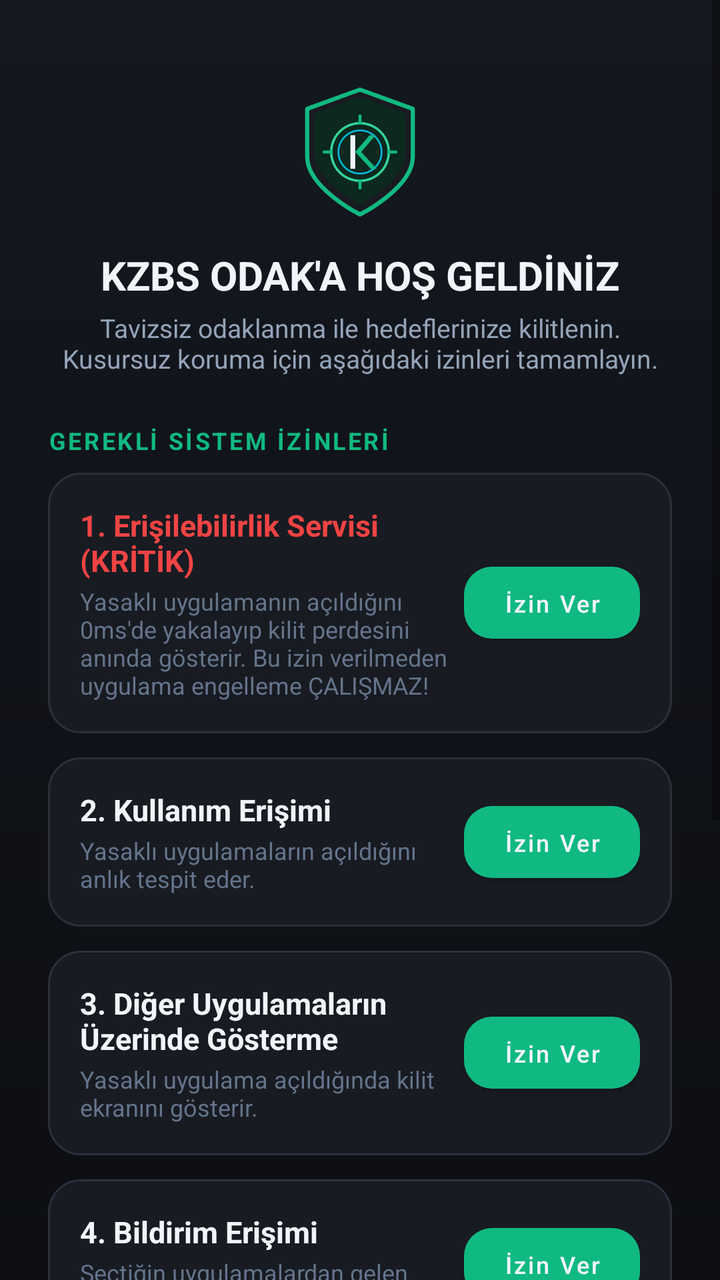
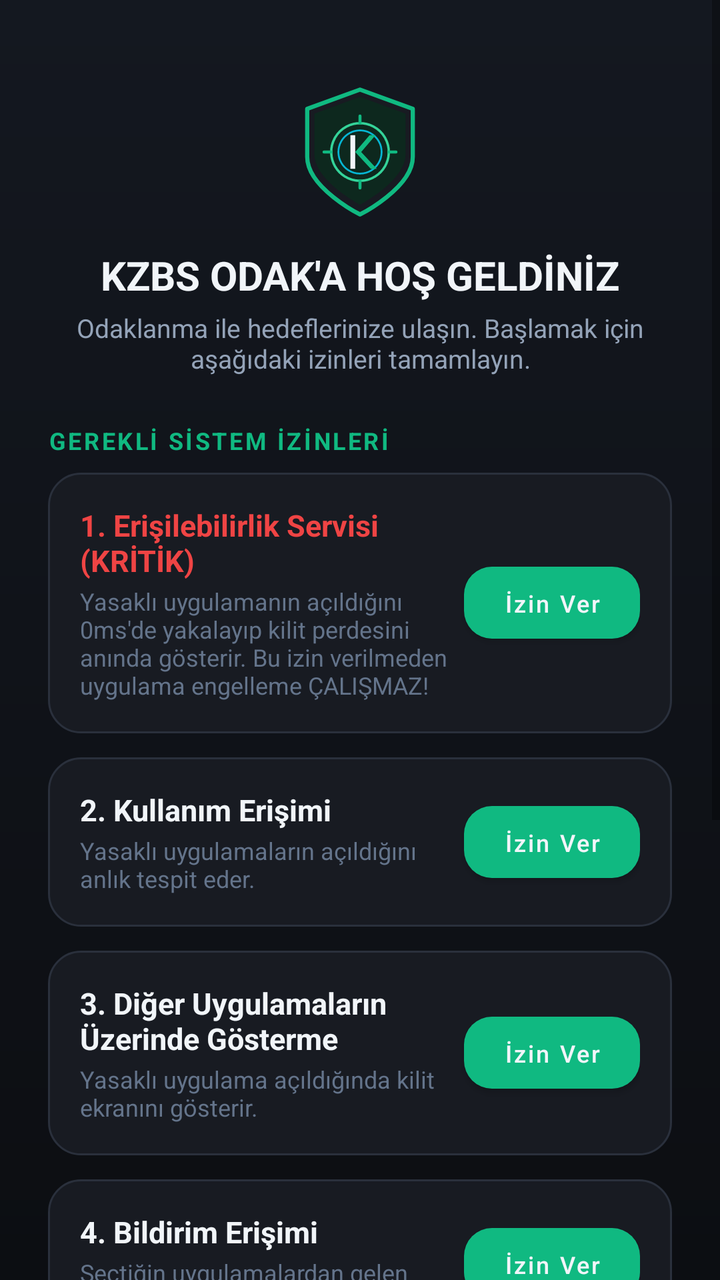

Before-and-after screenshots of an Android layout around one commit, followed by the original layout XML and the change that was made.
<!-- AndroidManifest.xml: application theme Theme.KZBSODAK -->
<!-- res/layout/activity_onboarding.xml -->
<?xml version="1.0" encoding="utf-8"?>
<ScrollView xmlns:android="http://schemas.android.com/apk/res/android"
    xmlns:app="http://schemas.android.com/apk/res-auto"
    android:layout_width="match_parent"
    android:layout_height="match_parent"
    android:background="@drawable/bg_dark_gradient"
    android:fillViewport="true">

    <LinearLayout
        android:layout_width="match_parent"
        android:layout_height="wrap_content"
        android:orientation="vertical"
        android:padding="24dp">

        
        <LinearLayout
            android:layout_width="match_parent"
            android:layout_height="wrap_content"
            android:gravity="center"
            android:orientation="vertical"
            android:layout_marginTop="16dp"
            android:layout_marginBottom="24dp">

            <ImageView
                android:layout_width="72dp"
                android:layout_height="72dp"
                android:src="@drawable/ic_kzbs_logo"
                android:contentDescription="@string/app_name" />

            <TextView
                android:layout_width="wrap_content"
                android:layout_height="wrap_content"
                android:layout_marginTop="12dp"
                android:text="KZBS ODAK'A HOŞ GELDİNİZ"
                android:textColor="@color/text_primary"
                android:textSize="20sp"
                android:textStyle="bold" />

            <TextView
                android:layout_width="wrap_content"
                android:layout_height="wrap_content"
                android:layout_marginTop="4dp"
                android:gravity="center"
                android:text="Tavizsiz odaklanma ile hedeflerinize kilitlenin. Kusursuz koruma için aşağıdaki izinleri tamamlayın."
                android:textColor="@color/text_secondary"
                android:textSize="13sp" />
        </LinearLayout>

        <TextView
            android:layout_width="wrap_content"
            android:layout_height="wrap_content"
            android:layout_marginBottom="8dp"
            android:letterSpacing="0.1"
            android:text="GEREKLİ SİSTEM İZİNLERİ"
            android:textColor="@color/accent_emerald"
            android:textSize="12sp"
            android:textStyle="bold" />

        
        <LinearLayout
            android:layout_width="match_parent"
            android:layout_height="wrap_content"
            android:layout_marginBottom="12dp"
            android:background="@drawable/bg_card_dark"
            android:gravity="center_vertical"
            android:orientation="horizontal"
            android:padding="16dp">

            <LinearLayout
                android:layout_width="0dp"
                android:layout_height="wrap_content"
                android:layout_weight="1"
                android:orientation="vertical">

                <TextView
                    android:layout_width="wrap_content"
                    android:layout_height="wrap_content"
                    android:text="1. Erişilebilirlik Servisi (KRİTİK)"
                    android:textColor="@color/accent_crimson"
                    android:textSize="15sp"
                    android:textStyle="bold" />

                <TextView
                    android:layout_width="wrap_content"
                    android:layout_height="wrap_content"
                    android:layout_marginTop="2dp"
                    android:text="Yasaklı uygulamanın açıldığını 0ms'de yakalayıp kilit perdesini anında gösterir. Bu izin verilmeden uygulama engelleme ÇALIŞMAZ!"
                    android:textColor="@color/text_muted"
                    android:textSize="12sp" />
            </LinearLayout>

            <Button
                android:id="@+id/btnPermAccessibility"
                android:layout_width="wrap_content"
                android:layout_height="36dp"
                android:background="@drawable/bg_button_emerald"
                android:paddingStart="12dp"
                android:paddingEnd="12dp"
                android:text="@string/btn_grant"
                android:textAllCaps="false"
                android:textColor="@color/text_primary"
                android:textSize="12sp" />
        </LinearLayout>

        
        <LinearLayout
            android:layout_width="match_parent"
            android:layout_height="wrap_content"
            android:layout_marginBottom="12dp"
            android:background="@drawable/bg_card_dark"
            android:gravity="center_vertical"
            android:orientation="horizontal"
            android:padding="16dp">

            <LinearLayout
                android:layout_width="0dp"
                android:layout_height="wrap_content"
                android:layout_weight="1"
                android:orientation="vertical">

                <TextView
                    android:layout_width="wrap_content"
                    android:layout_height="wrap_content"
                    android:text="2. Kullanım Erişimi"
                    android:textColor="@color/text_primary"
                    android:textSize="15sp"
                    android:textStyle="bold" />

                <TextView
                    android:layout_width="wrap_content"
                    android:layout_height="wrap_content"
                    android:layout_marginTop="2dp"
                    android:text="Yasaklı uygulamaların açıldığını anlık tespit eder."
                    android:textColor="@color/text_muted"
                    android:textSize="12sp" />
            </LinearLayout>

            <Button
                android:id="@+id/btnPermUsage"
                android:layout_width="wrap_content"
                android:layout_height="36dp"
                android:background="@drawable/bg_button_emerald"
                android:paddingStart="12dp"
                android:paddingEnd="12dp"
                android:text="@string/btn_grant"
                android:textAllCaps="false"
                android:textColor="@color/text_primary"
                android:textSize="12sp" />
        </LinearLayout>

        
        <LinearLayout
            android:layout_width="match_parent"
            android:layout_height="wrap_content"
            android:layout_marginBottom="12dp"
            android:background="@drawable/bg_card_dark"
            android:gravity="center_vertical"
            android:orientation="horizontal"
            android:padding="16dp">

            <LinearLayout
                android:layout_width="0dp"
                android:layout_height="wrap_content"
                android:layout_weight="1"
                android:orientation="vertical">

                <TextView
                    android:layout_width="wrap_content"
                    android:layout_height="wrap_content"
                    android:text="3. Diğer Uygulamaların Üzerinde Gösterme"
                    android:textColor="@color/text_primary"
                    android:textSize="15sp"
                    android:textStyle="bold" />

                <TextView
                    android:layout_width="wrap_content"
                    android:layout_height="wrap_content"
                    android:layout_marginTop="2dp"
                    android:text="Yasaklı uygulama açıldığında kilit ekranını gösterir."
                    android:textColor="@color/text_muted"
                    android:textSize="12sp" />
            </LinearLayout>

            <Button
                android:id="@+id/btnPermOverlay"
                android:layout_width="wrap_content"
                android:layout_height="36dp"
                android:background="@drawable/bg_button_emerald"
                android:paddingStart="12dp"
                android:paddingEnd="12dp"
                android:text="@string/btn_grant"
                android:textAllCaps="false"
                android:textColor="@color/text_primary"
                android:textSize="12sp" />
        </LinearLayout>

        
        <LinearLayout
            android:layout_width="match_parent"
            android:layout_height="wrap_content"
            android:layout_marginBottom="12dp"
            android:background="@drawable/bg_card_dark"
            android:gravity="center_vertical"
            android:orientation="horizontal"
            android:padding="16dp">

            <LinearLayout
                android:layout_width="0dp"
                android:layout_height="wrap_content"
                android:layout_weight="1"
                android:orientation="vertical">

                <TextView
                    android:layout_width="wrap_content"
                    android:layout_height="wrap_content"
                    android:text="4. Bildirim Erişimi"
                    android:textColor="@color/text_primary"
                    android:textSize="15sp"
                    android:textStyle="bold" />

                <TextView
                    android:layout_width="wrap_content"
                    android:layout_height="wrap_content"
                    android:layout_marginTop="2dp"
                    android:text="Seçtiğin uygulamalardan gelen bildirimleri sessize alır."
                    android:textColor="@color/text_muted"
                    android:textSize="12sp" />
            </LinearLayout>

            <Button
                android:id="@+id/btnPermNotification"
                android:layout_width="wrap_content"
                android:layout_height="36dp"
                android:background="@drawable/bg_button_emerald"
                android:paddingStart="12dp"
                android:paddingEnd="12dp"
                android:text="@string/btn_grant"
                android:textAllCaps="false"
                android:textColor="@color/text_primary"
                android:textSize="12sp" />
        </LinearLayout>

        
        <LinearLayout
            android:layout_width="match_parent"
            android:layout_height="wrap_content"
            android:layout_marginBottom="16dp"
            android:background="@drawable/bg_card_dark"
            android:gravity="center_vertical"
            android:orientation="horizontal"
            android:padding="16dp">

            <LinearLayout
                android:layout_width="0dp"
                android:layout_height="wrap_content"
                android:layout_weight="1"
                android:orientation="vertical">

                <TextView
                    android:layout_width="wrap_content"
                    android:layout_height="wrap_content"
                    android:text="5. Arka Plan Pil Koruması"
                    android:textColor="@color/text_primary"
                    android:textSize="15sp"
                    android:textStyle="bold" />

                <TextView
                    android:layout_width="wrap_content"
                    android:layout_height="wrap_content"
                    android:layout_marginTop="2dp"
                    android:text="Sistemin odak sayacını arka planda öldürmesini önler."
                    android:textColor="@color/text_muted"
                    android:textSize="12sp" />
            </LinearLayout>

            <Button
                android:id="@+id/btnPermBattery"
                android:layout_width="wrap_content"
                android:layout_height="36dp"
                android:background="@drawable/bg_button_emerald"
                android:paddingStart="12dp"
                android:paddingEnd="12dp"
                android:text="@string/btn_grant"
                android:textAllCaps="false"
                android:textColor="@color/text_primary"
                android:textSize="12sp" />
        </LinearLayout>

        
        <TextView
            android:layout_width="wrap_content"
            android:layout_height="wrap_content"
            android:layout_marginBottom="8dp"
            android:letterSpacing="0.1"
            android:text="SENİN KİLİT MOTİVASYON MESAJIN"
            android:textColor="@color/accent_emerald"
            android:textSize="12sp"
            android:textStyle="bold" />

        <EditText
            android:id="@+id/etInitialLockMessage"
            android:layout_width="match_parent"
            android:layout_height="wrap_content"
            android:layout_marginBottom="24dp"
            android:background="@drawable/bg_card_dark"
            android:gravity="top|start"
            android:hint="@string/default_lock_message"
            android:minLines="2"
            android:padding="14dp"
            android:textColor="@color/text_primary"
            android:textColorHint="@color/text_muted"
            android:textSize="14sp" />

        <Button
            android:id="@+id/btnCompleteOnboarding"
            android:layout_width="match_parent"
            android:layout_height="52dp"
            android:layout_marginBottom="24dp"
            android:background="@drawable/bg_button_emerald"
            android:letterSpacing="0.1"
            android:text="KURULUMU TAMAMLA VE BAŞLA 🚀"
            android:textColor="@color/text_primary"
            android:textSize="14sp"
            android:textStyle="bold" />

    </LinearLayout>
</ScrollView>
<!-- resources referenced by this layout -->
<resources>
  <color name="accent_crimson">#EF4444</color>
  <color name="accent_emerald">#10B981</color>
  <color name="text_muted">#64748B</color>
  <color name="text_primary">#F1F5F9</color>
  <color name="text_secondary">#94A3B8</color>
  <!-- drawable bg_button_emerald (drawable) -->
  <?xml version="1.0" encoding="utf-8"?>
  <ripple xmlns:android="http://schemas.android.com/apk/res/android"
      android:color="#4ADE80">
      <item>
          <shape android:shape="rectangle">
              <gradient
                  android:angle="45"
                  android:startColor="#10B981"
                  android:endColor="#059669" />
              <corners android:radius="14dp" />
          </shape>
      </item>
  </ripple>
  <!-- drawable bg_card_dark (drawable) -->
  <?xml version="1.0" encoding="utf-8"?>
  <shape xmlns:android="http://schemas.android.com/apk/res/android"
      android:shape="rectangle">
      <solid android:color="#181B22" />
      <corners android:radius="16dp" />
      <stroke
          android:width="1dp"
          android:color="#2A303C" />
  </shape>
  <!-- drawable bg_dark_gradient (drawable) -->
  <?xml version="1.0" encoding="utf-8"?>
  <shape xmlns:android="http://schemas.android.com/apk/res/android"
      android:shape="rectangle">
      <gradient
          android:angle="270"
          android:startColor="#141820"
          android:endColor="#0C0E12"
          android:type="linear" />
  </shape>
  <!-- drawable ic_kzbs_logo (drawable) -->
  <vector xmlns:android="http://schemas.android.com/apk/res/android"
      android:width="120dp"
      android:height="120dp"
      android:viewportWidth="120"
      android:viewportHeight="120">
      
      <path
          android:fillColor="#181B22"
          android:strokeColor="#10B981"
          android:strokeWidth="3.5"
          android:strokeLineJoin="round"
          android:pathData="M60,8 L104,24 L104,64 C104,90 60,112 60,112 C60,112 16,90 16,64 L16,24 Z" />
  
      
      <path
          android:fillColor="#0D281E"
          android:pathData="M60,14 L98,28 L98,62 C98,84 60,104 60,104 C60,104 22,84 22,62 L22,28 Z" />
  
      
      <path
          android:fillColor="#00000000"
          android:strokeColor="#34D399"
          android:strokeWidth="2"
          android:pathData="M60,36 A24,24 0 1,0 60.01,36" />
      <path
          android:fillColor="#00000000"
          android:strokeColor="#06B6D4"
          android:strokeWidth="1.5"
          android:pathData="M60,42 A18,18 0 1,0 60.01,42" />
  
      
      <path
          android:fillColor="#F1F5F9"
          android:pathData="M52,46 L56,46 L56,74 L52,74 Z" />
      <path
          android:fillColor="#10B981"
          android:pathData="M56,60 L68,46 L73,46 L61,60 L74,74 L69,74 Z" />
  
      
      <path
          android:strokeColor="#10B981"
          android:strokeWidth="2.5"
          android:strokeLineCap="round"
          android:pathData="M60,30 L60,36 M60,84 L60,90 M30,60 L36,60 M84,60 L90,60" />
  </vector>
  <string name="app_name">KZBS ODAK</string>
  <string name="btn_grant">İzin Ver</string>
  <string name="default_lock_message">Şu an geleceğin için odaklanma zamanı! Masanın başına dön.</string>
  <style name="Theme.KZBSODAK" parent="Theme.MaterialComponents.DayNight.NoActionBar">
          
          <item name="colorPrimary">@color/accent_emerald</item>
          <item name="colorPrimaryVariant">@color/accent_emerald_dark</item>
          <item name="colorOnPrimary">@color/text_primary</item>
          
          <item name="colorSecondary">@color/accent_cyan</item>
          <item name="colorSecondaryVariant">@color/accent_emerald_glow</item>
          <item name="colorOnSecondary">@color/bg_main</item>
          
          <item name="android:statusBarColor">@color/bg_main</item>
          <item name="android:navigationBarColor">@color/bg_main</item>
          <item name="android:windowBackground">@color/bg_main</item>
      </style>
  <color name="accent_emerald_dark">#059669</color>
  <color name="accent_cyan">#06B6D4</color>
  <color name="accent_emerald_glow">#34D399</color>
  <color name="bg_main">#0E1015</color>
</resources>

<!-- the commit's change to res/layout/activity_onboarding.xml (unified diff, before → after) -->
@@ -41,7 +41,7 @@
                 android:layout_height="wrap_content"
                 android:layout_marginTop="4dp"
                 android:gravity="center"
-                android:text="Tavizsiz odaklanma ile hedeflerinize kilitlenin. Kusursuz koruma için aşağıdaki izinleri tamamlayın."
+                android:text="Odaklanma ile hedeflerinize ulaşın. Başlamak için aşağıdaki izinleri tamamlayın."
                 android:textColor="@color/text_secondary"
                 android:textSize="13sp" />
         </LinearLayout>
